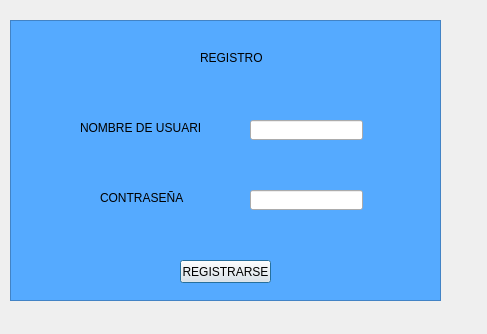
Old version of the form DOCUMENTACION/Juego/registro.ui in the repository sara0803/PROYECTO-FINAL.
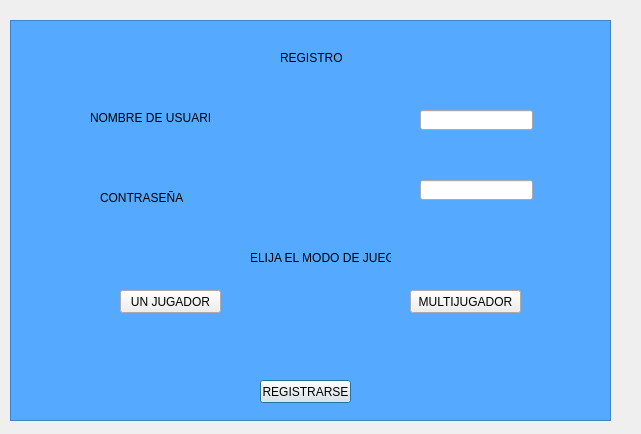
New version of the form.

Commit message: REGISTRO, GUARDAR PARTIDA, CONTINUAR NIVEL , OPCIÓN MULTIJUGADOR

Patch:
```diff
--- a/DOCUMENTACION/Juego/registro.ui
+++ b/DOCUMENTACION/Juego/registro.ui
@@ -6,8 +6,8 @@
    <rect>
     <x>0</x>
     <y>0</y>
-    <width>487</width>
-    <height>334</height>
+    <width>641</width>
+    <height>434</height>
    </rect>
   </property>
   <property name="windowTitle">
@@ -18,8 +18,8 @@
     <rect>
      <x>10</x>
      <y>20</y>
-     <width>431</width>
-     <height>281</height>
+     <width>601</width>
+     <height>401</height>
     </rect>
    </property>
    <property name="styleSheet">
@@ -29,8 +29,8 @@
   <widget class="QLabel" name="label_4">
    <property name="geometry">
     <rect>
-     <x>80</x>
-     <y>120</y>
+     <x>90</x>
+     <y>110</y>
      <width>121</width>
      <height>16</height>
     </rect>
@@ -42,8 +42,8 @@
   <widget class="QLineEdit" name="USUARIO">
    <property name="geometry">
     <rect>
-     <x>250</x>
-     <y>120</y>
+     <x>420</x>
+     <y>110</y>
      <width>113</width>
      <height>20</height>
     </rect>
@@ -52,8 +52,8 @@
   <widget class="QLineEdit" name="CONTRASENA">
    <property name="geometry">
     <rect>
-     <x>250</x>
-     <y>190</y>
+     <x>420</x>
+     <y>180</y>
      <width>113</width>
      <height>20</height>
     </rect>
@@ -75,7 +75,7 @@
   <widget class="QLabel" name="label_2">
    <property name="geometry">
     <rect>
-     <x>200</x>
+     <x>280</x>
      <y>50</y>
      <width>181</width>
      <height>16</height>
@@ -88,8 +88,8 @@
   <widget class="QPushButton" name="pushButton">
    <property name="geometry">
     <rect>
-     <x>180</x>
-     <y>260</y>
+     <x>260</x>
+     <y>380</y>
      <width>91</width>
      <height>23</height>
     </rect>
@@ -98,6 +98,45 @@
     <string>REGISTRARSE</string>
    </property>
   </widget>
+  <widget class="QPushButton" name="pushButton_2">
+   <property name="geometry">
+    <rect>
+     <x>120</x>
+     <y>290</y>
+     <width>101</width>
+     <height>23</height>
+    </rect>
+   </property>
+   <property name="text">
+    <string>UN JUGADOR</string>
+   </property>
+  </widget>
+  <widget class="QPushButton" name="pushButton_3">
+   <property name="geometry">
+    <rect>
+     <x>410</x>
+     <y>290</y>
+     <width>111</width>
+     <height>23</height>
+    </rect>
+   </property>
+   <property name="text">
+    <string>MULTIJUGADOR</string>
+   </property>
+  </widget>
+  <widget class="QLabel" name="label_3">
+   <property name="geometry">
+    <rect>
+     <x>250</x>
+     <y>250</y>
+     <width>141</width>
+     <height>16</height>
+    </rect>
+   </property>
+   <property name="text">
+    <string>ELIJA EL MODO DE JUEGO</string>
+   </property>
+  </widget>
  </widget>
  <resources/>
  <connections/>
```
The commit also changes 13 other files.
